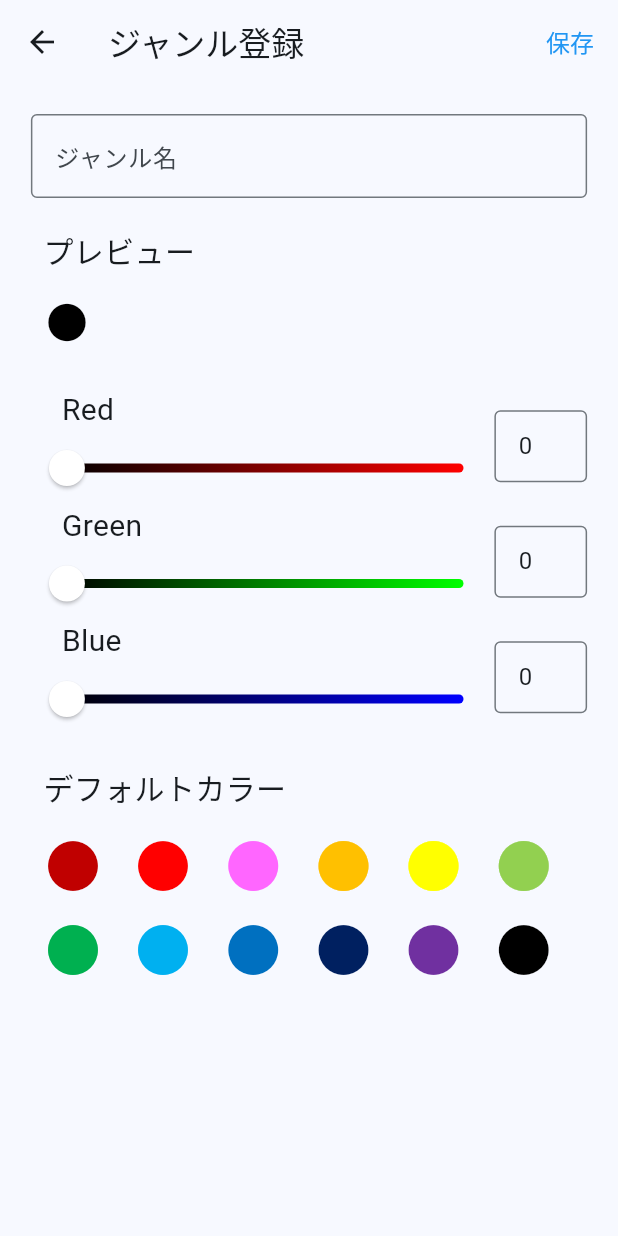
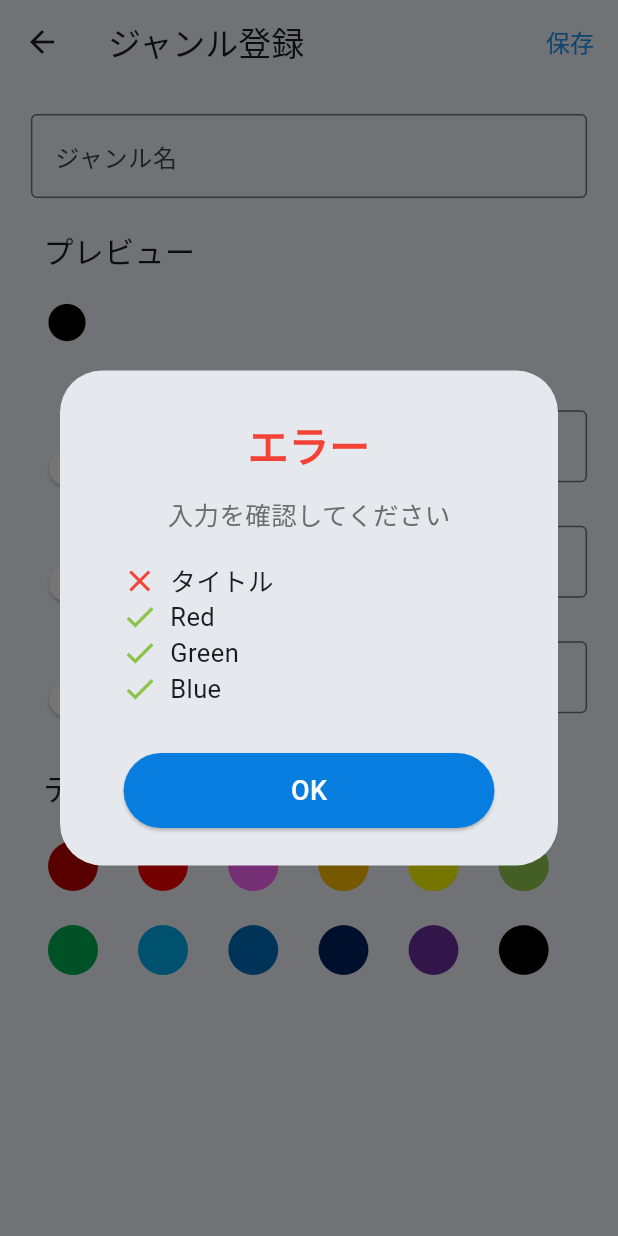
Before and after one commit to 2930taiga/anime_manager, a Flutter app: the GenreRegistar screen opened directly, after a tap on "保存", on a phone screen of 412 x 824 dp. Run offline on Flutter 3.47's test engine with Material 3 defaults, Android fonts, the phone set to English and light mode, and no system bars; our stand-ins replace flutter_riverpod, isar, table_calendar; accounts and stored records are empty; generated files the repository leaves out were written again.

Commit message:
ジャンル登録時に不備があるとエラーメッセージを出すようにした．

```diff
--- a/lib/pages/main_navigation_pages/setting/genre_registar.dart
+++ b/lib/pages/main_navigation_pages/setting/genre_registar.dart
@@ -3,6 +3,8 @@ import 'package:flutter/material.dart';
 import 'package:flutter_riverpod/flutter_riverpod.dart';
 //ページに配置するパーツをインポート
 import 'package:anime_administration/parts/genre_registar_parts.dart';
+//見た目の設定に関するコードをインポート
+import 'package:anime_administration/parameter_settings.dart';
 
 //登録時のデータを保持するクラス
 class GenreInputData{
@@ -42,9 +44,9 @@ class GenreCorrectInputData{
 
   GenreCorrectInputData({
     this.title=false,
-    this.redValue=false,
-    this.greenValue=false,
-    this.blueValue=false,
+    this.redValue=true,
+    this.greenValue=true,
+    this.blueValue=true,
   });
 
   GenreCorrectInputData copyWith({
@@ -60,6 +62,27 @@ class GenreCorrectInputData{
       blueValue: blueValue ?? this.blueValue,
     );
   }
+
+    //全てtrueか確認する
+  bool get isInvalid =>
+  title &&
+  redValue &&
+  greenValue &&
+  blueValue;
+
+  Map<String,bool> get validationMap => {
+    "title":title,
+    "redValue":redValue,
+    "greenValue":greenValue,
+    "blueValue":blueValue,
+  };
+
+  //falseの項目だけ抽出
+  List<String> get invalidFields =>
+    validationMap.entries
+      .where((e) => e.value == false)
+      .map((e) => e.key)
+      .toList();
 }
 
 //入力データ保持用のprovider
@@ -96,28 +119,175 @@ class _GenreRegistarState extends ConsumerState<GenreRegistar> {
     newAdd = widget.initialNewAdd;
   }
 
-  //RGBの値
-  double redValue=0;
-  double greenValue=0;
-  double blueValue=0;
-
-  //テキストフィールドのコントローラ
-  TextEditingController _redController = TextEditingController();
-  TextEditingController _greenController = TextEditingController();
-  TextEditingController _blueController = TextEditingController();
-
   @override
   Widget build(BuildContext context) {
     //providerのインスタンスを作成
     final genreInput = ref.watch(genreInputProvider);
     final genreCorrectInput = ref.watch(genreCorrectInputProvider);
 
+    //保存に関する関数を定義
+    void Save(){
+      if(genreCorrectInput.isInvalid==true){ //保存できる
+
+      }
+      else{ //保存できない
+        //入力に不備がある箇所を取得
+        List<String> erroeParameters = genreCorrectInput.invalidFields;
+
+        //パラメータのリスト
+        List<String> parametors = [
+          "title",
+          "redValue",
+          "greenValue",
+          "blueValue"
+        ];
+
+        //パラメータのリスト（日本語）
+        List<String> parametorsJP = [
+          "タイトル",
+          "Red",
+          "Green",
+          "Blue"
+        ];
+
+        //エラーのパラメータ
+        Map<String ,bool> errorParametorFlags = {
+          "title" : true,
+          "redValue" : true,
+          "greenValue" : true,
+          "blueValue" : true
+        };
+
+        //エラー判定を行い，エラーメッセージを作成
+        if(erroeParameters.contains("title")){ //タイトルに不備
+          errorParametorFlags["title"]=false;
+        }
+        if(erroeParameters.contains("redValue")){ //赤に不備
+          errorParametorFlags["redValue"]=false;
+        }
+        if(erroeParameters.contains("greenValue")){ //緑に不備
+          errorParametorFlags["greenValue"]=false;
+        }
+        if(erroeParameters.contains("blueValue")){ //青に不備
+          errorParametorFlags["blueValue"]=false;
+        }
+
+        //エラーメッセージに表示するエラー項目を作成
+        List<Widget> errorParameterWidgets = List.generate(errorParametorFlags.length,(index){
+          return SizedBox(
+            child: Row(
+              children: [
+                Icon(
+                  errorParametorFlags[parametors[index]] ?? false
+                  ? Icons.done
+                  : Icons.close,
+                  color: errorParametorFlags[parametors[index]] ?? false
+                  ? Colors.lightGreen
+                  :Colors.red,
+                ),
+
+                SizedBox(width: MediaQuery.of(context).size.width*0.02,),
+
+                Expanded(
+                  child: Text(
+                    parametorsJP[index],
+                    style: TextStyle(
+                      fontSize: 17
+                    ),
+                  )
+                )
+              ],
+            ),
+          );
+        });
+
+        //ダイアログを表示
+        showDialog(context: context,
+          builder: (content){
+            return Dialog(
+              child: SizedBox(
+                width: MediaQuery.of(context).size.width * 0.9,
+                height: 330,
+                child: Column(
+                  children: [
+
+                    SizedBox(height: 30,),
+
+                    Text( //タイトル
+                      "エラー",
+                      style: TextStyle(
+                        fontSize: 27,
+                        color: Texts.errorMessageColor,
+                        fontWeight: FontWeight.bold
+                      ),
+                    ),
+
+                    SizedBox(height: 15,),
+
+                    Text( //サブメッセージ
+                      "入力を確認してください",
+                      style: TextStyle(
+                        color: Texts.subMessageColor,
+                        fontSize: 17
+                      ),
+                    ),
+
+                    SizedBox(height: 20,),
+
+                    Expanded( //エラー項目を表示する
+                      child: Row(
+                        children: [
+                          SizedBox(width: MediaQuery.of(context).size.width * 0.1,),
+
+                          Expanded(
+                          child: Column(
+                            children: errorParameterWidgets,
+                          )
+                        ),
+
+                          SizedBox(width: MediaQuery.of(context).size.width * 0.05,),
+                        ],
+                      )
+                    ),
+
+                    SizedBox(height: 20,),
+
+                    SizedBox( //OKボタン
+                      width: MediaQuery.of(context).size.width * 0.6,
+                      height: 50,
+                      child: ElevatedButton(
+                        onPressed: (){
+                          Navigator.pop(context);
+                        },
+                        style: ElevatedButton.styleFrom(
+                          backgroundColor: ElevatedButtons.backgroundColor
+                        ),
+                        child: Text(
+                          "OK",
+                          style: TextStyle(
+                            color: ElevatedButtons.fontColor,
+                            fontSize: 18
+                          ),
+                        ),
+                      ),
+                    ),
+
+                    SizedBox(height: 25,),
+                  ],
+                ),
+              ),
+            );
+          }
+        );
+      }
+    }
+
     return Scaffold(
       appBar: AppBar(
         title: Text("ジャンル登録"),
         actions: [
           TextButton(
-            onPressed:(){},
+            onPressed: Save,
             child: Text(
               "保存",
               style: TextStyle(
--- a/lib/parts/genre_registar_parts.dart
+++ b/lib/parts/genre_registar_parts.dart
@@ -1,6 +1,3 @@
-import 'dart:ffi';
-
-import 'package:anime_administration/providers/anime_input_provider.dart';
 import 'package:flutter/material.dart';
 //providerに関するものをインポート
 import 'package:flutter_riverpod/flutter_riverpod.dart';
```
